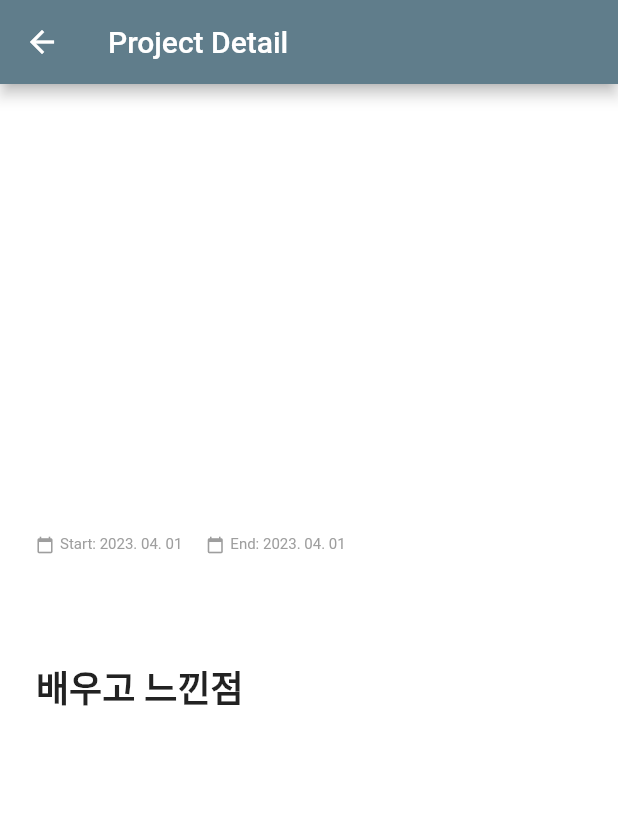
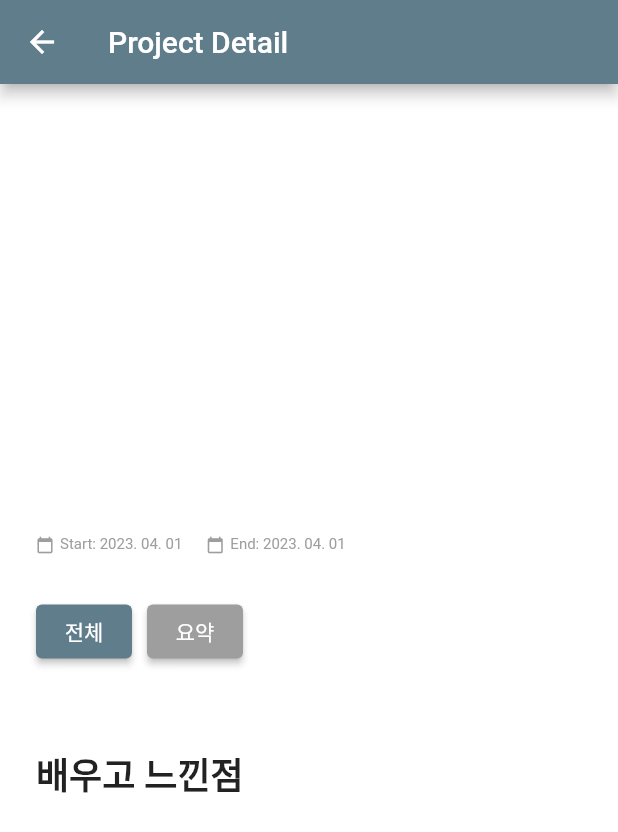
Before and after one commit to bbibbd/myPortFolio, a Flutter app: the ProjectDetailPage screen opened directly with empty values, on a phone screen of 412 x 824 dp. Shown: the top 832 px of the screen. Run offline on Flutter 3.47's test engine with Material 2 defaults, Android fonts, the phone set to English and light mode, and no system bars; drawn by our look-alikes of carousel_slider; our stand-ins replace cloud_firestore, firebase_core, photo_view; accounts and stored records are empty; network calls fail; statements that could not run were skipped.

Commit message:
modify drawer and add summary button

```diff
--- a/lib/project_detail.dart
+++ b/lib/project_detail.dart
@@ -6,11 +6,23 @@ import 'package:intl/intl.dart';
 import 'package:photo_view/photo_view.dart';
 import 'package:portfolio/utility.dart';
 
-
-class ProjectDetailPage extends StatelessWidget {
+class ProjectDetailPage extends StatefulWidget {
   const ProjectDetailPage({Key? key}) : super(key: key);
 
-  Widget buildDate(Project project){
+  @override
+  _ProjectDetailPageState createState() => _ProjectDetailPageState();
+}
+
+class _ProjectDetailPageState extends State<ProjectDetailPage> {
+  bool _isSummary = true;
+
+  @override
+  void initState() {
+    super.initState();
+    _isSummary = false; // 초기값 설정
+  }
+
+  Widget buildDate(Project project) {
     return Row(
       mainAxisAlignment: MainAxisAlignment.start,
       children: [
@@ -46,7 +58,8 @@ class ProjectDetailPage extends StatelessWidget {
     );
   }
 
-  void _showImage(BuildContext context, List<String> imageUrls, int initialIndex) {
+  void _showImage(
+      BuildContext context, List<String> imageUrls, int initialIndex) {
     showDialog(
       context: context,
       builder: (BuildContext context) {
@@ -102,8 +115,8 @@ class ProjectDetailPage extends StatelessWidget {
     );
   }
 
-  Widget buildCarouselSlider(
-      BuildContext context, Project project, bool isPortrait, double screenHeight) {
+  Widget buildCarouselSlider(BuildContext context, Project project,
+      bool isPortrait, double screenHeight) {
     return PageStorage(
       bucket: PageStorageBucket(),
       child: CarouselSlider(
@@ -139,14 +152,12 @@ class ProjectDetailPage extends StatelessWidget {
   }
 
   Widget buildSkills(Project project) {
-
-    if(project.category == "대외 활동"){
+    if (project.category == "대외 활동") {
       return Text("");
-    } else{
+    } else {
       return Column(
         crossAxisAlignment: CrossAxisAlignment.start,
         children: [
-
           SizedBox(height: 8),
           Wrap(
             spacing: 8,
@@ -162,8 +173,8 @@ class ProjectDetailPage extends StatelessWidget {
     }
   }
 
-  Widget buildTitleText(Project project){
-    if(project.category == "대외 활동"){
+  Widget buildTitleText(Project project) {
+    if (project.category == "대외 활동") {
       return Text(
         "활동내용",
         style: TextStyle(
@@ -171,8 +182,7 @@ class ProjectDetailPage extends StatelessWidget {
           fontWeight: FontWeight.bold,
         ),
       );
-    }
-    else{
+    } else {
       return Text(
         "프로젝트 설명",
         style: TextStyle(
@@ -185,7 +195,8 @@ class ProjectDetailPage extends StatelessWidget {
 
   @override
   Widget build(BuildContext context) {
-    final Project project = ModalRoute.of(context)!.settings.arguments as Project;
+    final Project project =
+        ModalRoute.of(context)!.settings.arguments as Project;
 
     final double screenHeight = MediaQuery.of(context).size.height;
     final double screenWidth = MediaQuery.of(context).size.width;
@@ -214,14 +225,14 @@ class ProjectDetailPage extends StatelessWidget {
       );
     }
 
-
     return Scaffold(
       appBar: AppBar(
         title: const Text("Project Detail"),
       ),
       body: SingleChildScrollView(
         child: Padding(
-          padding: EdgeInsets.only(left: paddingValue, right: paddingValue, top: 16, bottom: 16),
+          padding: EdgeInsets.only(
+              left: paddingValue, right: paddingValue, top: 16, bottom: 16),
           child: Column(
             crossAxisAlignment: CrossAxisAlignment.stretch,
             children: [
@@ -247,8 +258,40 @@ class ProjectDetailPage extends StatelessWidget {
               buildDate(project),
               buildSkills(project),
               SizedBox(height: 20),
-              // buildTitleText(project),
-              // SizedBox(height: 10),
+              Row(
+                mainAxisAlignment: MainAxisAlignment.start,
+                children: [
+                  ElevatedButton(
+                    onPressed: () {
+                      setState(() {
+                        _isSummary = false;
+                      });
+                    },
+                    child: Text('전체'),
+                    style: ElevatedButton.styleFrom(
+                      primary: _isSummary ? Colors.grey : null,
+                    ),
+                  ),
+                  SizedBox(width: 10,),
+                  ElevatedButton(
+                    onPressed: () {
+                      setState(() {
+                        _isSummary = true;
+                      });
+                    },
+                    child: Text('요약'),
+                    style: ElevatedButton.styleFrom(
+                      primary: !_isSummary ? Colors.grey : null,
+                    ),
+                  ),
+                ],
+              ),
+              SizedBox(height: 10),
+              _isSummary
+                  ? buildParagraph(project.summary, "\\n\\n")
+                  : Column(
+                      crossAxisAlignment: CrossAxisAlignment.start,
+                      children: [
                         buildParagraph(project.description, "\\n\\n"),
                         SizedBox(height: 20),
                         Text(
@@ -259,13 +302,13 @@ class ProjectDetailPage extends StatelessWidget {
                           ),
                         ),
                         SizedBox(height: 20),
-              buildParagraph(project.impression, "\\n\\n"),
+                        buildParagraph(project.impression, "\n\n"),
+                      ],
+                    ),
             ],
           ),
         ),
       ),
     );
   }
-
-
 }
```
Also changed, not shown: lib/project_list_page.dart (+65 -13 lines), lib/profile_detail_page.dart (indentation only), 1 other file. Lines whose indentation alone changed are shown as unchanged.
